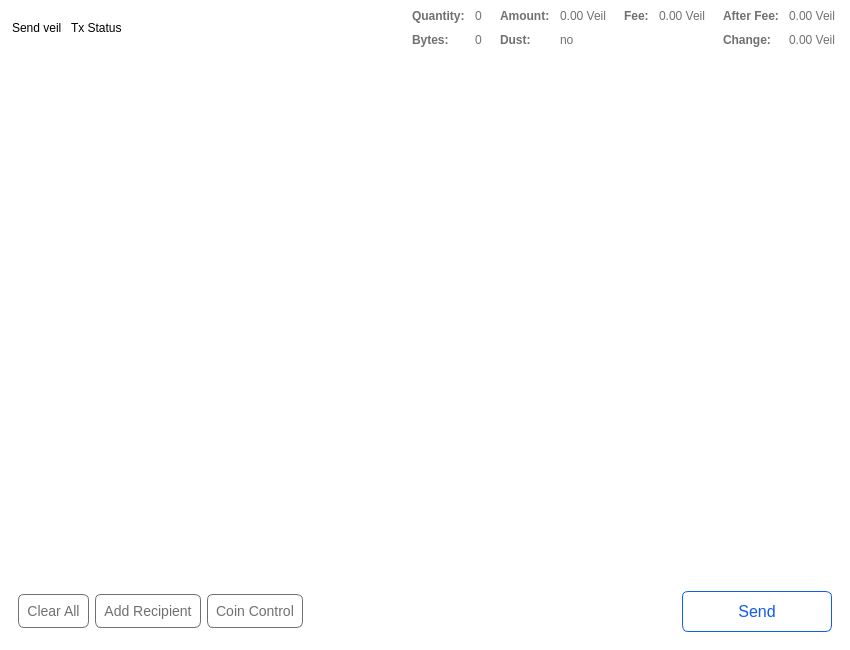
Old version of the form src/qt/forms/sendcoinsdialog.ui in the repository Veil-Project/veil.
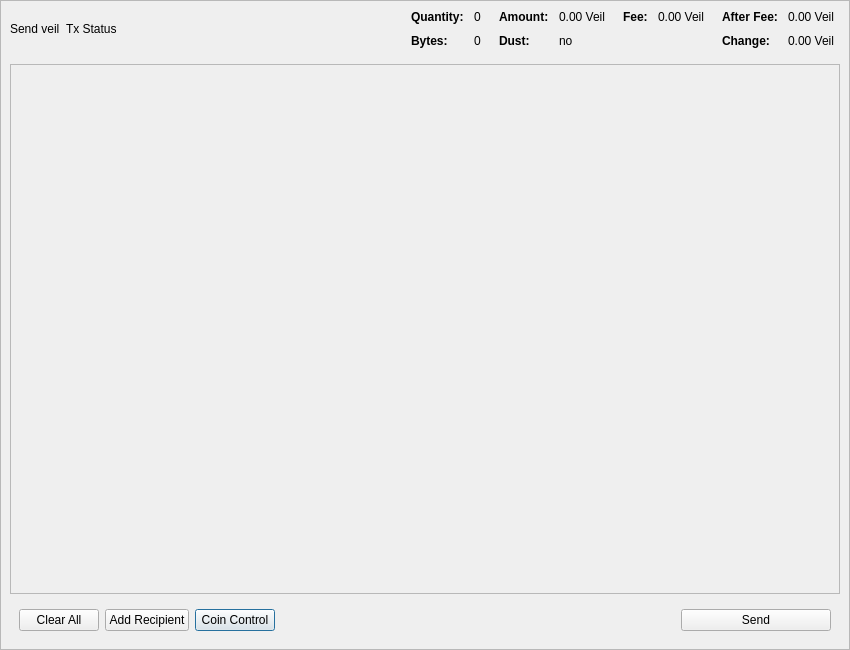
New version of the form. Icons and pictures are not drawn.

What changed in the file:
```diff
--- a/src/qt/forms/sendcoinsdialog.ui
+++ b/src/qt/forms/sendcoinsdialog.ui
@@ -13,12 +13,6 @@
   <property name="windowTitle">
    <string>Send veil</string>
   </property>
-  <property name="styleSheet">
-   <string notr="true">border:none;
-padding:0px;
-margin:0px;
-background-color:white;</string>
-  </property>
   <layout class="QVBoxLayout" name="verticalLayout_3">
    <property name="spacing">
     <number>0</number>
@@ -37,10 +31,6 @@
    </property>
    <item>
     <widget class="QFrame" name="frame_1">
-     <property name="styleSheet">
-      <string notr="true">background-color:white;
-border:none;</string>
-     </property>
      <property name="frameShape">
       <enum>QFrame::StyledPanel</enum>
      </property>
@@ -55,9 +45,6 @@
         </property>
         <item>
          <widget class="QLabel" name="title">
-          <property name="styleSheet">
-           <string notr="true">padding:10 0 10 0;</string>
-          </property>
           <property name="text">
            <string>Send veil</string>
           </property>
@@ -105,9 +92,6 @@
               <bold>true</bold>
              </font>
             </property>
-            <property name="styleSheet">
-             <string notr="true">color:#707070;</string>
-            </property>
             <property name="text">
              <string>Quantity:</string>
             </property>
@@ -118,9 +102,6 @@
             <property name="cursor">
              <cursorShape>IBeamCursor</cursorShape>
             </property>
-            <property name="styleSheet">
-             <string notr="true">color:#707070;</string>
-            </property>
             <property name="text">
              <string>0</string>
             </property>
@@ -137,9 +118,6 @@
               <bold>true</bold>
              </font>
             </property>
-            <property name="styleSheet">
-             <string notr="true">color:#707070;</string>
-            </property>
             <property name="text">
              <string>Bytes:</string>
             </property>
@@ -150,9 +128,6 @@
             <property name="cursor">
              <cursorShape>IBeamCursor</cursorShape>
             </property>
-            <property name="styleSheet">
-             <string notr="true">color:#707070;</string>
-            </property>
             <property name="text">
              <string>0</string>
             </property>
@@ -185,9 +160,6 @@
               <bold>true</bold>
              </font>
             </property>
-            <property name="styleSheet">
-             <string notr="true">color:#707070;</string>
-            </property>
             <property name="text">
              <string>Amount:</string>
             </property>
@@ -198,9 +170,6 @@
             <property name="cursor">
              <cursorShape>IBeamCursor</cursorShape>
             </property>
-            <property name="styleSheet">
-             <string notr="true">color:#707070;</string>
-            </property>
             <property name="text">
              <string>0.00 Veil</string>
             </property>
@@ -214,9 +183,6 @@
               <bold>true</bold>
              </font>
             </property>
-            <property name="styleSheet">
-             <string notr="true">color:#707070;</string>
-            </property>
             <property name="text">
              <string>Dust:</string>
             </property>
@@ -227,9 +193,6 @@
             <property name="cursor">
              <cursorShape>IBeamCursor</cursorShape>
             </property>
-            <property name="styleSheet">
-             <string notr="true">color:#707070;</string>
-            </property>
             <property name="text">
              <string>no</string>
             </property>
@@ -265,9 +228,6 @@
               <bold>true</bold>
              </font>
             </property>
-            <property name="styleSheet">
-             <string notr="true">color:#707070;</string>
-            </property>
             <property name="text">
              <string>Fee:</string>
             </property>
@@ -275,9 +235,6 @@
           </item>
           <item row="0" column="1">
            <widget class="QLabel" name="labelCoinControlFee">
-            <property name="styleSheet">
-             <string notr="true">color:#707070;</string>
-            </property>
             <property name="text">
              <string>0.00 Veil</string>
             </property>
@@ -307,9 +264,6 @@
               <bold>true</bold>
              </font>
             </property>
-            <property name="styleSheet">
-             <string notr="true">color:#707070;</string>
-            </property>
             <property name="text">
              <string>After Fee:</string>
             </property>
@@ -317,9 +271,6 @@
           </item>
           <item row="0" column="1">
            <widget class="QLabel" name="labelCoinControlAfterFee">
-            <property name="styleSheet">
-             <string notr="true">color:#707070;</string>
-            </property>
             <property name="text">
              <string>0.00 Veil</string>
             </property>
@@ -333,9 +284,6 @@
               <bold>true</bold>
              </font>
             </property>
-            <property name="styleSheet">
-             <string notr="true">color:#707070;</string>
-            </property>
             <property name="text">
              <string>Change:</string>
             </property>
@@ -343,9 +291,6 @@
           </item>
           <item row="1" column="1">
            <widget class="QLabel" name="labelCoinControlChange">
-            <property name="styleSheet">
-             <string notr="true">color:#707070;</string>
-            </property>
             <property name="text">
              <string>0.00 Veil</string>
             </property>
@@ -357,11 +302,6 @@
       </item>
       <item>
        <widget class="QScrollArea" name="scrollArea">
-        <property name="styleSheet">
-         <string notr="true">border:none;
-padding:0px;
-margin:0px;</string>
-        </property>
         <property name="widgetResizable">
          <bool>true</bool>
         </property>
@@ -413,19 +353,6 @@
       </item>
       <item>
        <widget class="QFrame" name="frame_2">
-        <property name="styleSheet">
-         <string notr="true">QToolTip {
-    color: #ffffff;
-    background-color: #6f9bf5;
-    font-size:13px;
-    border: none;
-    border-radius:20px;
-    padding:6px;
-    margin:0px;
-    qproperty-alignment: 'AlignVCenter | AlignCenter';
-    qproperty-wordWrap: true;
-}</string>
-        </property>
         <layout class="QHBoxLayout" name="horizontalLayout">
          <item>
           <widget class="QPushButton" name="clearButton">
@@ -438,35 +365,6 @@
            <property name="toolTip">
             <string>Clear all fields of the form.</string>
            </property>
-           <property name="styleSheet">
-            <string notr="true">QPushButton {
-    border-radius: 6px;
-    border:  1px solid #707070;
-    background-color:#ffffff;
-    color: #707070;
-    font-size: 14px;
-    padding:8;
-    text-align:center !important;
-}
-
-QPushButton:checked {
-    border:  1px solid #105aef;
-    background-color:#105aef;
-    color: #FFFFFF;
-}
-
-QPushButton:hover {
-    border:  1px solid #bababa;
-    background-color:#bababa;
-    color: #FFFFFF;
-}
-
-QPushButton:unchecked {
-    border:  1px solid #707070;
-    background-color:#ffffff;
-    color: #707070;
-}</string>
-           </property>
            <property name="text">
             <string>Clear All</string>
            </property>
@@ -484,35 +382,6 @@
            <property name="toolTip">
             <string>Send to multiple recipients at once</string>
            </property>
-           <property name="styleSheet">
-            <string notr="true">QPushButton {
-    border-radius: 6px;
-    border:  1px solid #707070;
-    background-color:#ffffff;
-    color: #707070;
-    font-size: 14px;
-    padding:8;
-    text-align:center !important;
-}
-
-QPushButton:checked {
-    border:  1px solid #105aef;
-    background-color:#105aef;
-    color: #FFFFFF;
-}
-
-QPushButton:hover {
-    border:  1px solid #bababa;
-    background-color:#bababa;
-    color: #FFFFFF;
-}
-
-QPushButton:unchecked {
-    border:  1px solid #707070;
-    background-color:#ffffff;
-    color: #707070;
-}</string>
-           </property>
            <property name="text">
             <string>Add Recipient</string>
            </property>
@@ -527,35 +396,6 @@
          </item>
          <item>
           <widget class="QPushButton" name="pushButtonCoinControl">
-           <property name="styleSheet">
-            <string notr="true">QPushButton {
-    border-radius: 6px;
-    border:  1px solid #707070;
-    background-color:#ffffff;
-    color: #707070;
-    font-size: 14px;
-    padding:8;
-    text-align:center !important;
-}
-
-QPushButton:checked {
-    border:  1px solid #105aef;
-    background-color:#105aef;
-    color: #FFFFFF;
-}
-
-QPushButton:hover {
-    border:  1px solid #bababa;
-    background-color:#bababa;
-    color: #FFFFFF;
-}
-
-QPushButton:unchecked {
-    border:  1px solid #707070;
-    background-color:#ffffff;
-    color: #707070;
-}</string>
-           </property>
            <property name="text">
             <string>Coin Control</string>
            </property>
@@ -588,21 +428,6 @@
            <property name="toolTip">
             <string>Confirm the send action</string>
            </property>
-           <property name="styleSheet">
-            <string notr="true">#sendButton {
-    border-radius: 6px;
-    border:  1px solid #105aef;
-    color: #105aef;
-    font-size: 16px;
-    padding:10 50 10 50;
-}
-
-#sendButton:hover {
-    color: #FFFFFF;
-    background-color:#4070d3;
-    border:  1px solid #4070d3;
-}</string>
-           </property>
            <property name="text">
             <string>Send</string>
            </property>
```
